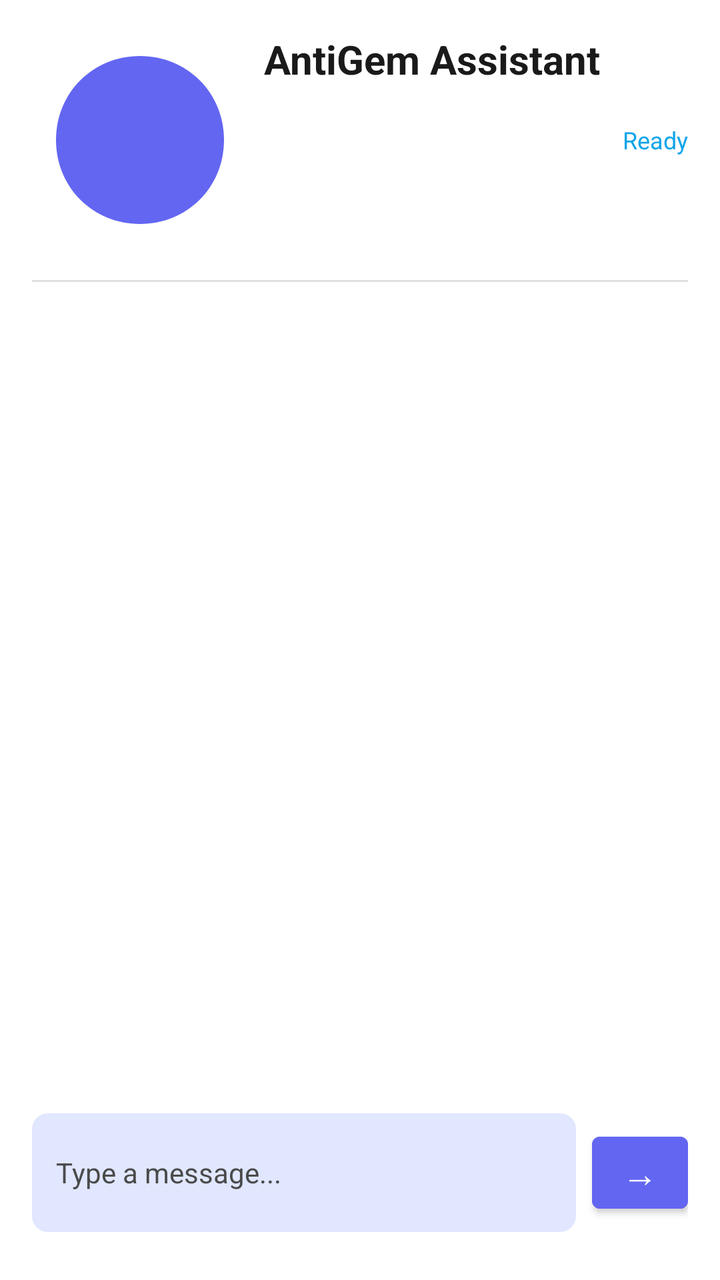
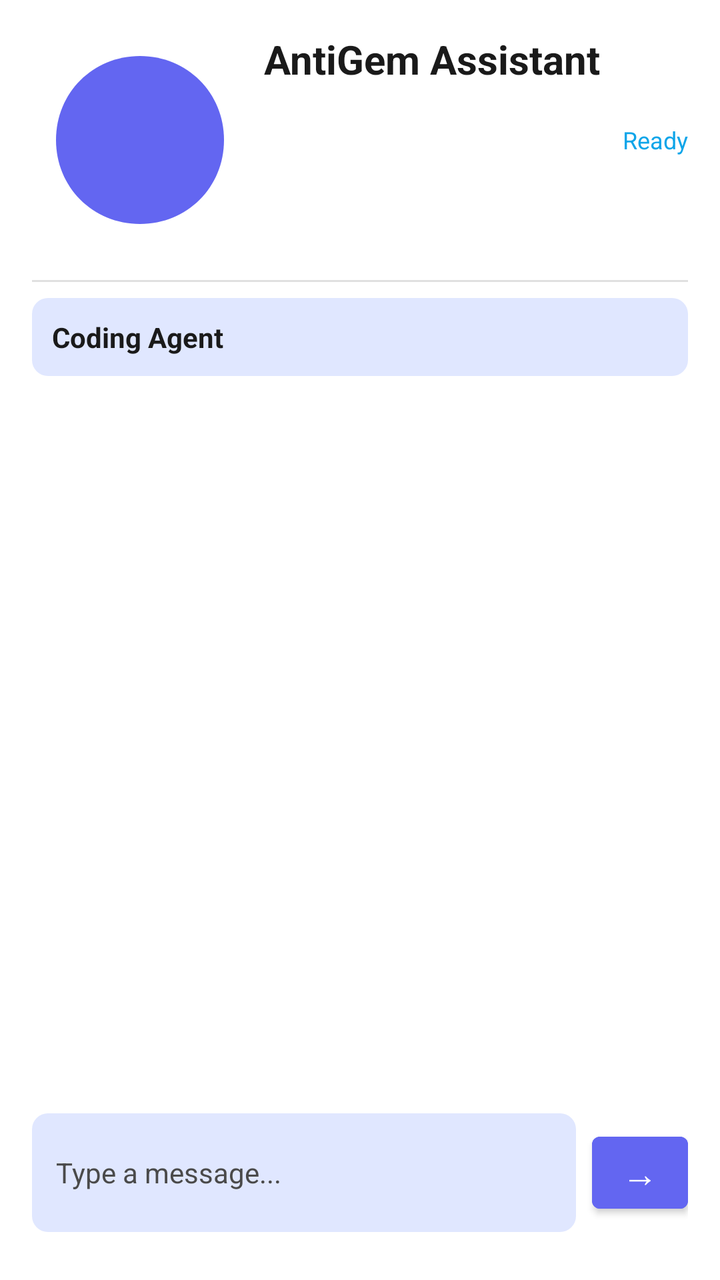

The first picture is an Android layout as it rendered before a commit; the second is the same layout after the commit. The layout source and the unified diff follow.
<!-- AndroidManifest.xml: fallback theme Theme.MaterialComponents.DayNight.NoActionBar -->
<!-- res/layout/activity_main.xml -->
<?xml version="1.0" encoding="utf-8"?>
<LinearLayout xmlns:android="http://schemas.android.com/apk/res/android"
    android:id="@+id/root_container"
    android:layout_width="match_parent"
    android:layout_height="match_parent"
    android:orientation="vertical"
    android:padding="16dp"
    android:background="@color/color_background">

    
    <LinearLayout
        android:layout_width="match_parent"
        android:layout_height="wrap_content"
        android:orientation="horizontal"
        android:gravity="center_vertical"
        android:layout_marginBottom="8dp">

        <TextView
            android:id="@+id/app_title"
            android:layout_width="0dp"
            android:layout_height="wrap_content"
            android:layout_weight="1"
            android:text="AntiGem Assistant"
            android:textSize="20sp"
            android:textStyle="bold"
            android:textColor="@color/color_on_background"
            android:drawableStart="@drawable/ic_assistant_logo"
            android:drawablePadding="8dp"
            android:drawableTint="@color/color_primary" />

        <TextView
            android:id="@+id/status_text"
            android:layout_width="wrap_content"
            android:layout_height="wrap_content"
            android:text="Ready"
            android:textSize="12sp"
            android:textColor="@color/color_secondary" />
    </LinearLayout>

    
    <View
        android:layout_width="match_parent"
        android:layout_height="1dp"
        android:background="@color/color_outline"
        android:layout_marginVertical="8dp" />

    
    <ScrollView
        android:id="@+id/chat_messages_container"
        android:layout_width="match_parent"
        android:layout_height="0dp"
        android:layout_weight="1"
        android:fillViewport="true">

        <LinearLayout
            android:layout_width="match_parent"
            android:layout_height="wrap_content"
            android:orientation="vertical"
            android:id="@+id/chat_messages_linear">

        </LinearLayout>
    </ScrollView>

    
    <LinearLayout
        android:layout_width="match_parent"
        android:layout_height="wrap_content"
        android:orientation="horizontal"
        android:gravity="center_vertical"
        android:paddingTop="8dp"
        android:paddingBottom="8dp">

        <EditText
            android:id="@+id/chat_input"
            android:layout_width="0dp"
            android:layout_height="wrap_content"
            android:layout_weight="1"
            android:hint="Type a message..."
            android:textSize="14sp"
            android:minLines="2"
            android:maxLines="6"
            android:background="@drawable/input_background"
            android:padding="12dp"
            android:textColor="@color/color_on_surface"
            android:textColorHint="@color/color_on_surface_variant" />

        <Button
            android:id="@+id/send_button"
            android:layout_width="48dp"
            android:layout_height="48dp"
            android:text="→"
            android:textSize="18sp"
            android:textColor="@color/color_on_primary"
            android:backgroundTint="@color/color_primary"
            android:layout_marginStart="8dp" />
    </LinearLayout>

</LinearLayout>
<!-- resources referenced by this layout -->
<resources>
  <color name="color_background">#FFFFFF</color>
  <color name="color_on_background">#1A1A1A</color>
  <color name="color_on_primary">#FFFFFF</color>
  <color name="color_on_surface">#1A1A1A</color>
  <color name="color_on_surface_variant">#4A4A4A</color>
  <color name="color_outline">#E0E0E0</color>
  <color name="color_primary">#6366F1</color>
  <color name="color_secondary">#0EA5E9</color>
  <!-- drawable ic_assistant_logo (drawable) -->
  <?xml version="1.0" encoding="utf-8"?>
  <vector xmlns:android="http://schemas.android.com/apk/res/android"
      android:width="108dp"
      android:height="108dp"
      android:viewportWidth="108"
      android:viewportHeight="108">
      <group
          android:name="group"
          android:pivotX="54"
          android:pivotY="54">
          <path
              android:name="path"
              android:pathData="M54,12 C30.4,12 12,30.4 12,54 C12,77.6 30.4,96 54,96 C77.6,96 96,77.6 96,54 C96,30.4 77.6,12 54,12 Z"
              android:fillColor="#6366F1"/>
          <path
              android:name="path_sparkle"
              android:pathData="M54,24 L54,42 M66,30 L42,30 M66,36 L42,36"
              android:strokeWidth="3"
              android:strokeColor="#FFFFFF"
              android:strokeLineCap="round"/>
      </group>
  </vector>
  <!-- drawable input_background (drawable) -->
  <?xml version="1.0" encoding="utf-8"?>
  <shape xmlns:android="http://schemas.android.com/apk/res/android"
      android:shape="rectangle">
      <solid android:color="@color/color_primary_container" />
      <corners android:radius="8dp" />
  </shape>
  <color name="color_primary_container">#E0E7FF</color>
</resources>

<!-- the commit's change to res/layout/activity_main.xml (unified diff, before → after) -->
@@ -9,6 +9,7 @@
 
     
     <LinearLayout
+        android:id="@+id/coding_agent_card"
         android:layout_width="match_parent"
         android:layout_height="wrap_content"
         android:orientation="horizontal"
@@ -43,6 +44,31 @@
         android:layout_height="1dp"
         android:background="@color/color_outline"
         android:layout_marginVertical="8dp" />
+
+    <LinearLayout
+        android:layout_width="match_parent"
+        android:layout_height="wrap_content"
+        android:orientation="horizontal"
+        android:gravity="center_vertical"
+        android:padding="10dp"
+        android:background="@drawable/input_background"
+        android:layout_marginBottom="8dp">
+
+        <TextView
+            android:layout_width="0dp"
+            android:layout_height="wrap_content"
+            android:layout_weight="1"
+            android:text="Coding Agent"
+            android:textStyle="bold"
+            android:textColor="@color/color_on_surface" />
+
+        <TextView
+            android:id="@+id/github_status"
+            android:layout_width="wrap_content"
+            android:layout_height="wrap_content"
+            android:textSize="12sp"
+            android:textColor="@color/color_on_surface_variant" />
+    </LinearLayout>
 
     
     <ScrollView
